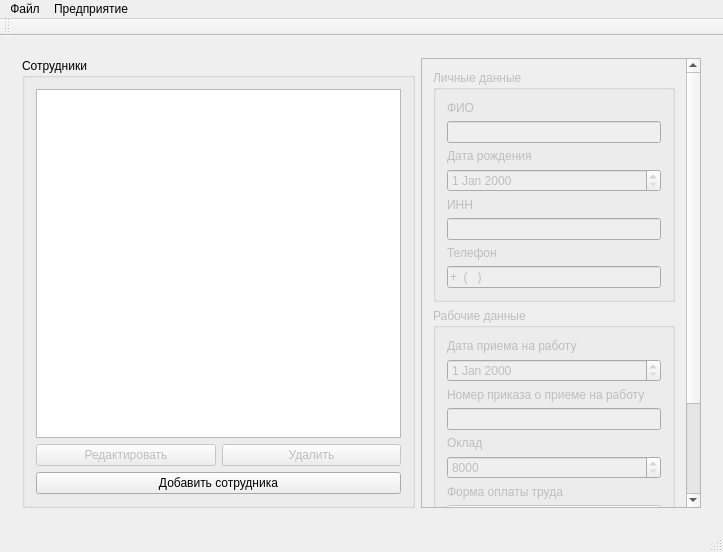
First picture: the form in SalaryCount/SalaryCount/salarycount.ui, repository artemkurylev/mdkp, before the edit.
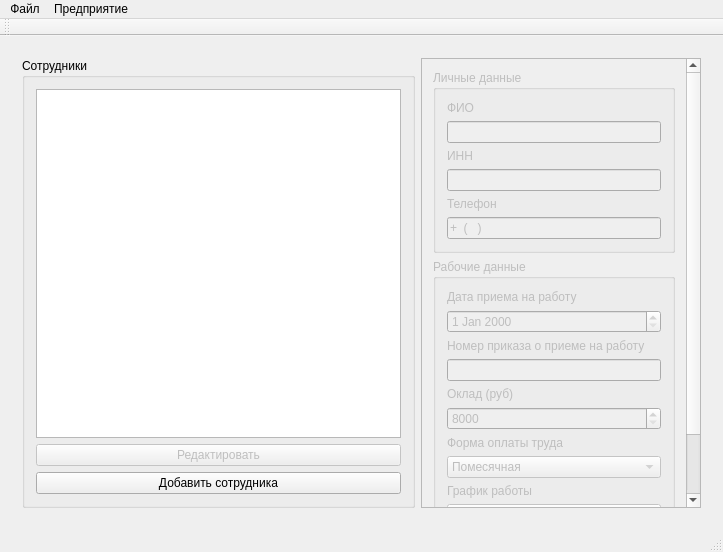
Second picture: the form after the edit. Icons and pictures are not drawn.

Commit message: построена связь с объектом сотрудников

What changed in the file:
```diff
--- a/SalaryCount/SalaryCount/salarycount.ui
+++ b/SalaryCount/SalaryCount/salarycount.ui
@@ -6,7 +6,7 @@
    <rect>
     <x>0</x>
     <y>0</y>
-    <width>701</width>
+    <width>703</width>
     <height>552</height>
    </rect>
   </property>
@@ -59,16 +59,6 @@
                </property>
               </widget>
              </item>
-             <item>
-              <widget class="QPushButton" name="deleteEmployeeBtn">
-               <property name="enabled">
-                <bool>false</bool>
-               </property>
-               <property name="text">
-                <string>Удалить</string>
-               </property>
-              </widget>
-             </item>
             </layout>
            </item>
            <item row="3" column="0">
@@ -105,9 +95,9 @@
            <property name="geometry">
             <rect>
              <x>0</x>
-             <y>-71</y>
+             <y>-24</y>
              <width>261</width>
-             <height>532</height>
+             <height>485</height>
             </rect>
            </property>
            <layout class="QGridLayout" name="gridLayout_2">
@@ -153,7 +143,7 @@
                  <item>
                   <widget class="QLabel" name="label_5">
                    <property name="text">
-                    <string>Оклад</string>
+                    <string>Оклад (руб)</string>
                    </property>
                   </widget>
                  </item>
@@ -237,35 +227,6 @@
                  </item>
                 </layout>
                </item>
-               <item>
-                <layout class="QVBoxLayout" name="verticalLayout_2">
-                 <item>
-                  <widget class="QLabel" name="label_9">
-                   <property name="text">
-                    <string>Дата рождения</string>
-                   </property>
-                  </widget>
-                 </item>
-                 <item>
-                  <widget class="QDateEdit" name="eBDay">
-                   <property name="maximumDate">
-                    <date>
-                     <year>2200</year>
-                     <month>12</month>
-                     <day>31</day>
-                    </date>
-                   </property>
-                   <property name="minimumDate">
-                    <date>
-                     <year>1930</year>
-                     <month>1</month>
-                     <day>1</day>
-                    </date>
-                   </property>
-                  </widget>
-                 </item>
-                </layout>
-               </item>
                <item>
                 <layout class="QVBoxLayout" name="verticalLayout_3">
                  <item>
@@ -278,7 +239,10 @@
                  <item>
                   <widget class="QLineEdit" name="INN">
                    <property name="inputMask">
-                    <string>99 9999 9999</string>
+                    <string>9999999999</string>
+                   </property>
+                   <property name="cursorPosition">
+                    <number>0</number>
                    </property>
                   </widget>
                  </item>
```
Left out of the diff: 8 changed lines with no effect on the pictures. The commit also changes 1 other file.
